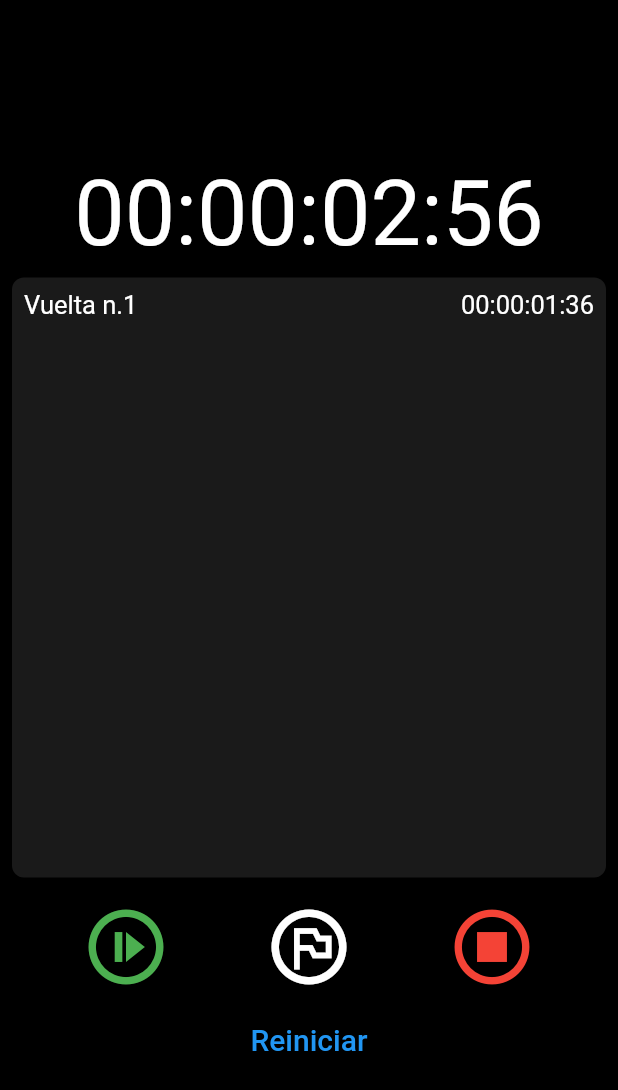
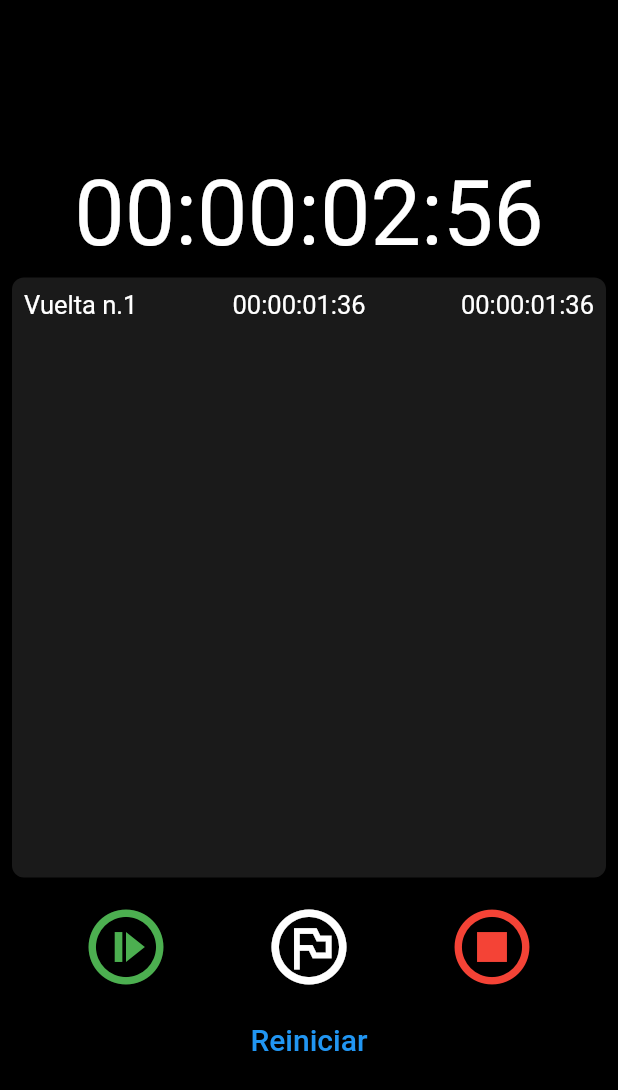
Before and after one commit to Waldo72k/appsflutter, a Flutter app: the screen it shows after launch, after a tap on the "not started" icon, after a tap on the "flag circle" icon, on a phone screen of 412 x 824 dp. Shown: the top 1090 px of the screen. Run offline on Flutter 3.47's test engine with Material 2 defaults, Android fonts, the light colour scheme and no system bars; missing offline and left inert: audiofileplayer, restart_app.

Commit message:
Ahora tambien agregue lo del segundo cronometro para ver el tiempo total junto a las vueltas

```diff
--- a/cronometro/lib/pages/cronometer.dart
+++ b/cronometro/lib/pages/cronometer.dart
@@ -12,9 +12,11 @@ class Cronometro extends StatefulWidget {
 class _CronometroState extends State<Cronometro> {
   int milisegundos = 0;
   int milisegun = 0;
+  int mili = 0;
   bool estaCorriendo = false;
   late Timer timer;
   List vueltas = [];
+  List tiempoTotal = [];
 
 //Para inciiar el cronometro
   void iniciarCronometro() {
@@ -25,25 +27,12 @@ class _CronometroState extends State<Cronometro> {
           ), (timer) {
         this.milisegundos += 10; //10
         this.milisegun += 10; //10
+        this.mili += 10; //10
         setState(() {});
       });
       estaCorriendo = true;
     }
   }
-
-  //Para inciiar el cronometro
-  // void segundoReloj() {
-  //   if (!estaCorriendo) {
-  //     timer = Timer.periodic(
-  //         const Duration(
-  //           milliseconds: 10, //10
-  //         ), (timer) {
-  //       this.milisegun += 10; //10
-  //       setState(() {});
-  //     });
-  //     estaCorriendo = true;
-  //   }
-  // }
 
 //Para detener el cronometro
   void detenerCronometro() {
@@ -90,6 +79,26 @@ class _CronometroState extends State<Cronometro> {
     });
   }
 
+  //Para agregar vueltas
+  void agregarVueltactual() {
+    String dosValores(int valor) {
+      return valor >= 10 ? "$valor" : "0$valor";
+    }
+
+    Duration duracion = Duration(milliseconds: this.mili);
+    String horas = dosValores(duracion.inHours);
+    String minutos = dosValores(duracion.inMinutes.remainder(60));
+    String segundos = dosValores(duracion.inSeconds.remainder(60));
+    String mili = dosValores(duracion.inMilliseconds.remainder(1000));
+
+    mili = mili[0] + mili[1];
+
+    String vueltactual = '$horas:$minutos:$segundos:$mili';
+    setState(() {
+      tiempoTotal.add(vueltactual);
+    });
+  }
+
   @override
   Widget build(BuildContext context) {
     return Column(
@@ -118,11 +127,18 @@ class _CronometroState extends State<Cronometro> {
                         children: [
                           Text(
                             "Vuelta n.${index + 1}",
-                            style: TextStyle(color: Colors.white, fontSize: 17),
+                            style: const TextStyle(
+                                color: Colors.white, fontSize: 17),
                           ),
                           Text(
                             "${vueltas[index]}",
-                            style: TextStyle(color: Colors.white, fontSize: 17),
+                            style: const TextStyle(
+                                color: Colors.white, fontSize: 17),
+                          ),
+                          Text(
+                            "${tiempoTotal[index]}",
+                            style: const TextStyle(
+                                color: Colors.white, fontSize: 17),
                           ),
                         ],
                       ),
@@ -135,7 +151,6 @@ class _CronometroState extends State<Cronometro> {
             TextButton(
                 onPressed: () {
                   iniciarCronometro();
-                  // segundoReloj();
                 },
                 child: const Icon(
                   Icons.not_started_outlined,
@@ -143,7 +158,10 @@ class _CronometroState extends State<Cronometro> {
                   color: Colors.green,
                 )),
             TextButton(
-                onPressed: agregarVuelta,
+                onPressed: () {
+                  agregarVuelta();
+                  agregarVueltactual();
+                },
                 child: const Icon(
                   Icons.flag_circle_outlined,
                   size: 60,
@@ -165,6 +183,9 @@ class _CronometroState extends State<Cronometro> {
               setState(() {
                 this.milisegundos = 0;
                 this.milisegun = 0;
+                this.mili = 0;
+                tiempoTotal.clear();
+                vueltas.clear();
               });
             },
             child: const Text(
```
